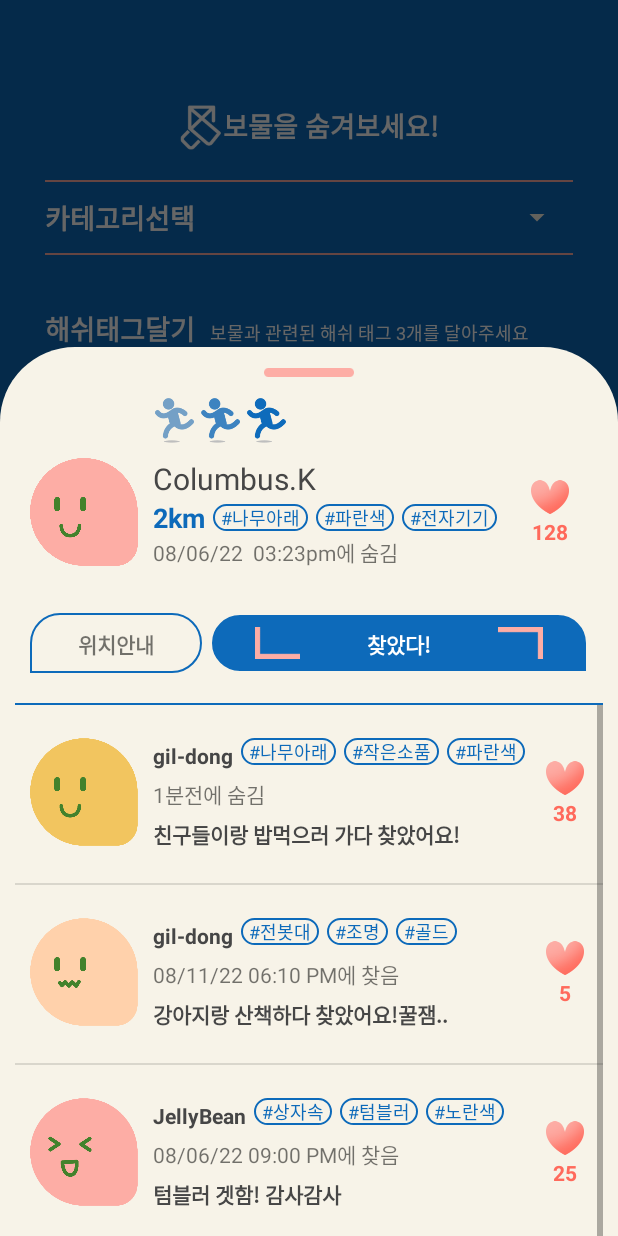
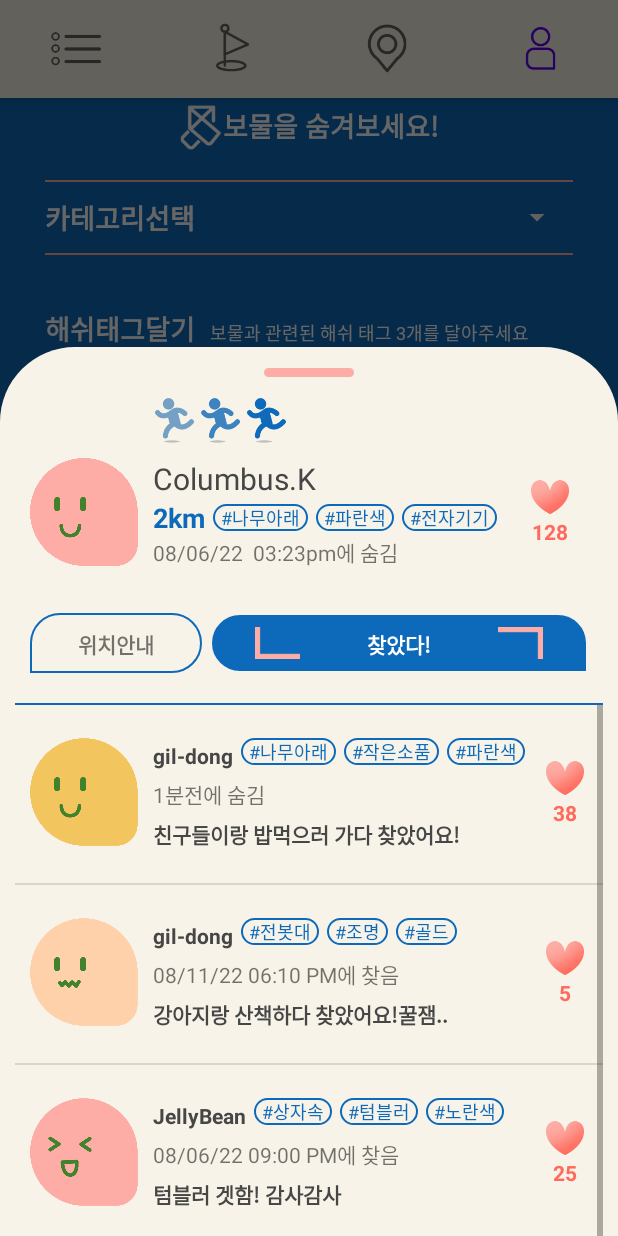
Before and after one commit to JeongYoungLee/projectgabo, an Android app: the MainActivity screen opened directly, with no data from a screen before it, item 4 of the bottom bar chosen, on a phone screen of 412 x 824 dp. Run offline under Robolectric (Android 15) with nearby library versions, the light colour scheme and no system bars; libraries missing offline, so code that uses them is left out: com.naver.maps; network calls fail; 6 statements that could not run were skipped.

Commit message:
map - pky

```diff
--- a/gabo_gabo/app/src/main/java/com/example/gabo/LoginActivity.java
+++ b/gabo_gabo/app/src/main/java/com/example/gabo/LoginActivity.java
@@ -119,11 +119,7 @@ public class LoginActivity extends AppCompatActivity {
             }
         };
 
-        stringRequest.setRetryPolicy(new com.android.volley.DefaultRetryPolicy(
-                20000,
-                DefaultRetryPolicy.DEFAULT_MAX_RETRIES,
-                DefaultRetryPolicy.DEFAULT_BACKOFF_MULT
-        ));
+
         String Tag = "LJY";
         stringRequest.setTag(Tag);
         queue.add(stringRequest);
--- a/gabo_gabo/app/src/main/java/com/example/gabo/MainActivity.java
+++ b/gabo_gabo/app/src/main/java/com/example/gabo/MainActivity.java
@@ -109,10 +109,7 @@ public class MainActivity extends AppCompatActivity implements OnMapReadyCallbac
         BottomNavigationView bottom_btn = findViewById(R.id.page3);
         bottom_btn.performClick();
          */
-        System.out.println(locationSource);
-        System.out.println(locationSource.getLastLocation());
-        System.out.println(coord.latitude);
-        System.out.println(coord.longitude);
+
     }
 
 
@@ -142,6 +139,7 @@ public class MainActivity extends AppCompatActivity implements OnMapReadyCallbac
     //    "위도: " + coord.latitude + ", 경도: " + coord.longitude,
     //    Toast.LENGTH_SHORT).show();
 
+
     @Override
     public void onRequestPermissionsResult(int requestCode, @NonNull String[] permissions, @NonNull int[] grantResults) {
         if(locationSource.onRequestPermissionsResult(requestCode, permissions, grantResults)){
--- a/gabo_gabo/app/src/main/java/com/example/gabo/MyPage.java
+++ b/gabo_gabo/app/src/main/java/com/example/gabo/MyPage.java
@@ -1,14 +1,14 @@
-package com.project.mypage0826;
-
-import androidx.appcompat.app.AppCompatActivity;
-
-import android.os.Bundle;
-
-public class MainActivity extends AppCompatActivity {
-
-    @Override
-    protected void onCreate(Bundle savedInstanceState) {
-        super.onCreate(savedInstanceState);
-        setContentView(R.layout.activity_main);
-    }
-}
+//package com.example.gabo;
+//
+//import androidx.appcompat.app.AppCompatActivity;
+//
+//import android.os.Bundle;
+//
+//public class MainActivity extends AppCompatActivity {
+//
+//    @Override
+//    protected void onCreate(Bundle savedInstanceState) {
+//        super.onCreate(savedInstanceState);
+//        setContentView(R.layout.activity_main);
+//    }
+//}
--- a/gabo_gabo/app/src/main/res/layout/activity_main.xml
+++ b/gabo_gabo/app/src/main/res/layout/activity_main.xml
@@ -19,30 +19,26 @@
 <!--            app:layout_constraintEnd_toEndOf="parent"-->
 <!--            app:layout_constraintStart_toStartOf="parent" >-->
 <!--        </com.google.android.material.bottomnavigation.BottomNavigationView>-->
+        <LinearLayout
+            android:layout_width="match_parent"
+            android:layout_height="match_parent"
+            android:orientation="vertical">
+
+            <FrameLayout
+                android:id="@+id/frame"
+                android:layout_width="match_parent"
+                android:layout_height="665dp"></FrameLayout>
+        </LinearLayout>
+
         <com.google.android.material.bottomnavigation.BottomNavigationView
             android:id="@+id/Navi"
-            app:menu="@menu/navi_item"
             android:layout_width="match_parent"
             android:layout_height="65dp"
+            android:background="@color/treasureWhite"
             app:itemIconSize="45dp"
-            android:background="@color/treasureWhite"
             app:labelVisibilityMode="unlabeled"
-            tools:layout_editor_absoluteX="-1dp"
-            app:layout_constraintBottom_toBottomOf="parent"
-            app:layout_constraintEnd_toEndOf="parent"
-            app:layout_constraintStart_toStartOf="parent"
-            >
-        </com.google.android.material.bottomnavigation.BottomNavigationView>
+            app:menu="@menu/navi_item"></com.google.android.material.bottomnavigation.BottomNavigationView>
 
-
-        <FrameLayout
-            android:id="@+id/frame"
-            android:layout_width="match_parent"
-            android:layout_height="665dp"
-            app:layout_constraintEnd_toEndOf="parent"
-            app:layout_constraintStart_toStartOf="parent"
-            app:layout_constraintTop_toTopOf="parent">
-        </FrameLayout>
 
     </androidx.constraintlayout.widget.ConstraintLayout>
 </androidx.coordinatorlayout.widget.CoordinatorLayout>
```
